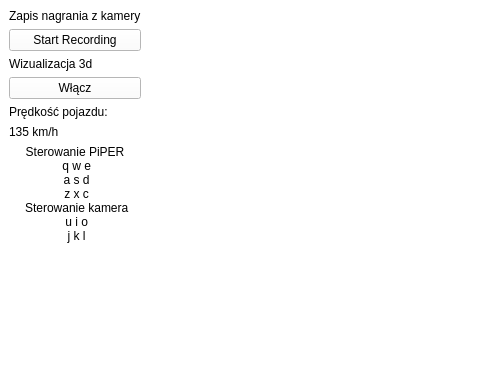
First picture: the form in Ui/mainwindow.ui, repository Dezinter8/Piper_Gui, before the edit; both pictures show x 0 to 480 and y 0 to 368 of the 674 by 759 pixel window.
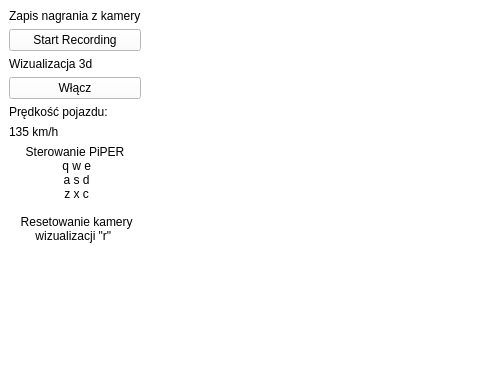
Second picture: the form after the edit.

Commit message: resetowanie widoku vtk do stanu początkowego (+usunięcie sterowania kamerą klawiszami)

```diff
--- a/Ui/mainwindow.ui
+++ b/Ui/mainwindow.ui
@@ -569,9 +569,11 @@
  q w e
  a s d
  z x c
- Sterowanie kamera
- u i o
- j k l</string>
+
+ Resetowanie kamery
+wizualizacji &quot;r&quot; 
+
+ </string>
             </property>
             <property name="alignment">
              <set>Qt::AlignCenter</set>
```
The commit also changes 3 other files.
